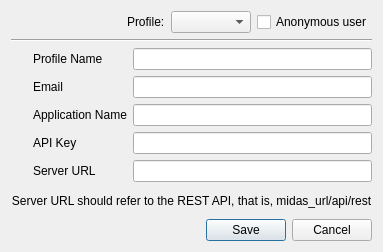
Above: Application/MIDASDesktop/GUI/CreateProfileUI.ui from jcfr/MIDAScpp before the change. Below: the same form after it.
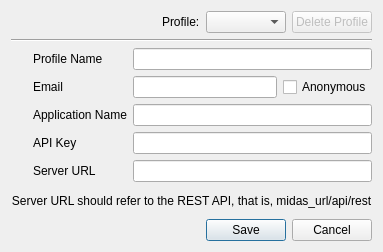
That is the form after the change. Icons and pictures are not drawn.

Commit message: BUG: https://www.kitware.com/Bug/view.php?id=8835 Need a way to delete a user profile

The edit to the form file:
```diff
--- a/Application/MIDASDesktop/GUI/CreateProfileUI.ui
+++ b/Application/MIDASDesktop/GUI/CreateProfileUI.ui
@@ -6,7 +6,7 @@
    <rect>
     <x>0</x>
     <y>0</y>
-    <width>343</width>
+    <width>355</width>
     <height>252</height>
    </rect>
   </property>
@@ -51,9 +51,19 @@
       </widget>
      </item>
      <item>
-      <widget class="QCheckBox" name="anonymousCheckBox">
+      <widget class="QPushButton" name="deleteButton">
+       <property name="enabled">
+        <bool>false</bool>
+       </property>
+       <property name="toolTip">
+        <string>Delete this profile</string>
+       </property>
        <property name="text">
-        <string>Anonymous user</string>
+        <string>Delete Profile</string>
+       </property>
+       <property name="icon">
+        <iconset resource="../MIDASDesktopIcons.qrc">
+         <normaloff>:/icons/delete_small.png</normaloff>:/icons/delete_small.png</iconset>
        </property>
       </widget>
      </item>
@@ -75,7 +85,7 @@
        </property>
       </widget>
      </item>
-     <item row="1" column="2">
+     <item row="1" column="2" colspan="2">
       <widget class="QLineEdit" name="emailEdit"/>
      </item>
      <item row="3" column="0">
@@ -110,10 +120,10 @@
        </property>
       </widget>
      </item>
-     <item row="2" column="2">
+     <item row="2" column="2" colspan="3">
       <widget class="QLineEdit" name="apiNameEdit"/>
      </item>
-     <item row="3" column="2">
+     <item row="3" column="2" colspan="3">
       <widget class="QLineEdit" name="apiKeyEdit"/>
      </item>
      <item row="3" column="1">
@@ -123,7 +133,7 @@
        </property>
       </widget>
      </item>
-     <item row="4" column="2">
+     <item row="4" column="2" colspan="3">
       <widget class="QLineEdit" name="serverURLEdit"/>
      </item>
      <item row="4" column="0">
@@ -158,7 +168,7 @@
        </property>
       </widget>
      </item>
-     <item row="0" column="2">
+     <item row="0" column="2" colspan="3">
       <widget class="QLineEdit" name="profileNameEdit"/>
      </item>
      <item row="0" column="1">
@@ -178,6 +188,16 @@
        </property>
       </widget>
      </item>
+     <item row="1" column="4">
+      <widget class="QCheckBox" name="anonymousCheckBox">
+       <property name="toolTip">
+        <string>Anonymous access</string>
+       </property>
+       <property name="text">
+        <string>Anonymous</string>
+       </property>
+      </widget>
+     </item>
     </layout>
    </item>
    <item>
```
Left out of the diff: 3 changed lines with no effect on the pictures. The commit also changes 7 other files.
